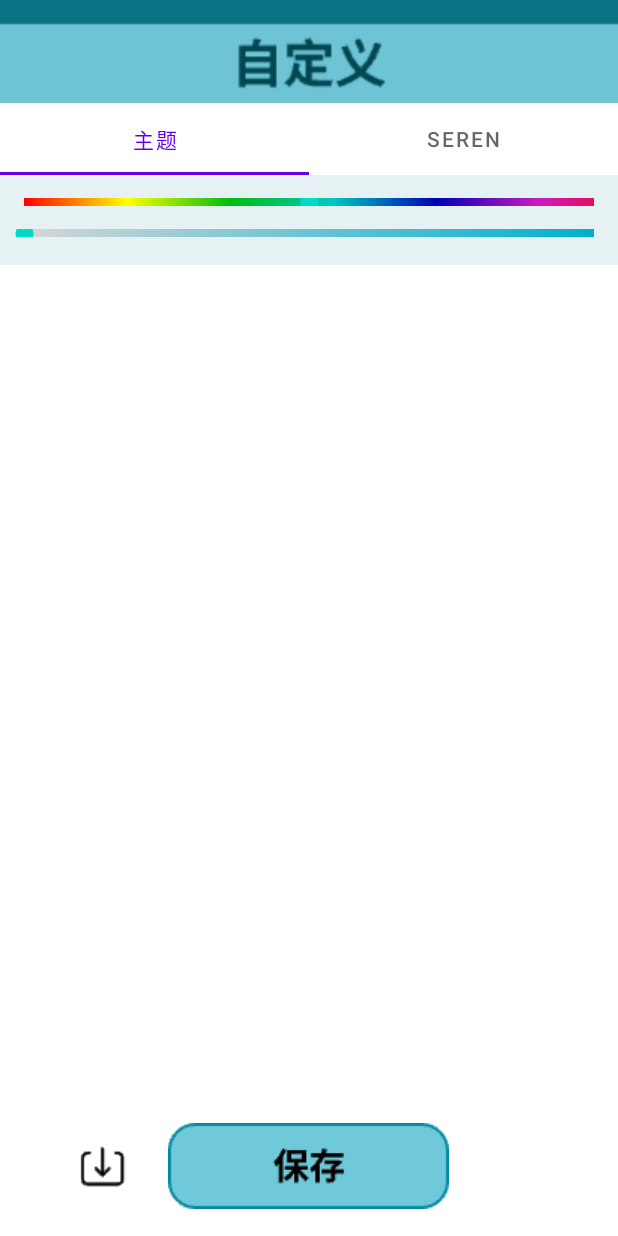
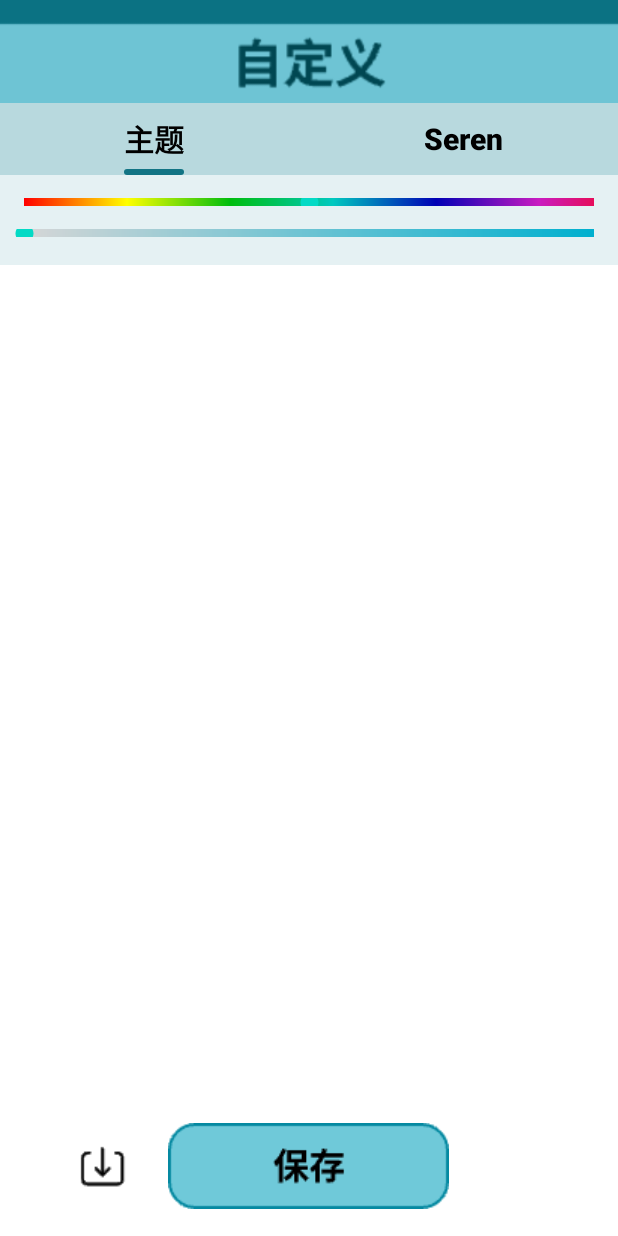
Before and after one commit to LIZICOW/SerenAI, an Android app: the DesignActivity screen opened directly, with no data from a screen before it, on a phone screen of 412 x 824 dp. Run offline under Robolectric (Android 15) with nearby library versions, the light colour scheme and no system bars.

Commit message:
样式修改

```diff
--- a/serenai/app/src/main/java/com/example/serenai/DesignActivity.java
+++ b/serenai/app/src/main/java/com/example/serenai/DesignActivity.java
@@ -44,7 +44,7 @@ public class DesignActivity extends AppCompatActivity {
         initViews();
         intiDatas();
         initEvents();
-
+        mTableLayout.setTabTextColors(Color.BLACK, Color.BLACK);
     }
 
     //监听我们选中的标签页是哪个
--- a/serenai/app/src/main/java/com/example/serenai/Design_Right.java
+++ b/serenai/app/src/main/java/com/example/serenai/Design_Right.java
@@ -14,28 +14,35 @@ import androidx.fragment.app.Fragment;
 
 public class Design_Right extends Fragment {
     private Button btn_test = null;
-    private int[] mImgIds;
-    private LinearLayout designRight;
+    private int[] mImgIds; // 存储图片资源的数组
+    private LinearLayout designRight; // 布局容器，用于显示图片
+
     @Nullable
     @Override
     public View onCreateView(@NonNull LayoutInflater inflater, @Nullable ViewGroup container, @Nullable Bundle savedInstanceState) {
         View view = inflater.inflate(R.layout.design_right, container, false);
 
+        // 查找布局容器
         LinearLayout designRight = view.findViewById(R.id.horizontalScrollViewItemContainer);
 
-        int[] mImgIds = { R.drawable.a, R.drawable.b, R.drawable.c,R.drawable.d,
-                R.drawable.e};
+        // 存储图片资源的数组
+        int[] mImgIds = { R.drawable.a, R.drawable.b, R.drawable.c, R.drawable.d,
+                R.drawable.e, R.drawable.e};
 
+        // 遍历图片资源数组，创建ImageView并添加到布局容器
         for (int mImgId : mImgIds) {
             ImageView newImg = new ImageView(getContext());
             newImg.setImageResource(mImgId);
+
+            // 设置ImageView的布局参数，包括大小和边距
             LinearLayout.LayoutParams params = new LinearLayout.LayoutParams(
                     ViewGroup.LayoutParams.WRAP_CONTENT,
                     ViewGroup.LayoutParams.WRAP_CONTENT);
-            params.setMargins(12, 0, 12, 0);
+            params.setMargins(-12, 20, -12, 20);
             newImg.setLayoutParams(params);
+
+            // 将ImageView添加到布局容器
             designRight.addView(newImg);
-
         }
         return  view;
     }
--- /dev/null
+++ b/serenai/app/src/main/res/drawable/tab_pane.xml
@@ -0,0 +1,8 @@
+<layer-list xmlns:android="http://schemas.android.com/apk/res/android">
+    <item>
+        <shape>
+            <corners android:radius="4dp" />
+            <size android:height="4dp" />
+        </shape>
+    </item>
+</layer-list>
--- a/serenai/app/src/main/res/layout/activity_design.xml
+++ b/serenai/app/src/main/res/layout/activity_design.xml
@@ -22,7 +22,12 @@
         android:layout_width="match_parent"
         android:layout_height="wrap_content"
         app:layout_constraintTop_toBottomOf="@id/design_title"
-        app:tabMode="fixed" />
+        android:background="#B8D9DE"
+        app:tabMode="fixed"
+        app:tabIndicatorFullWidth="false"
+        app:tabIndicator="@drawable/tab_pane"
+        app:tabIndicatorColor="#127484"
+        app:tabTextAppearance="@style/TabTextSize"/>
 
 
     <androidx.viewpager.widget.ViewPager
--- a/serenai/app/src/main/res/layout/activity_main.xml
+++ b/serenai/app/src/main/res/layout/activity_main.xml
@@ -125,6 +125,8 @@
                 android:max="100"
                 android:progress="50"
                 android:progressDrawable="@drawable/voice"
+                android:thumb="@null"
+                android:duplicateParentState="true"
                 android:rotation="270"
                 app:layout_constraintTop_toTopOf="parent"
                 app:layout_constraintStart_toStartOf="parent"
@@ -140,6 +142,8 @@
                 android:max="100"
                 android:progress="50"
                 android:progressDrawable="@drawable/light"
+                android:thumb="@null"
+                android:duplicateParentState="true"
                 android:rotation="270"
                 app:layout_constraintTop_toTopOf="parent"
                 app:layout_constraintStart_toStartOf="parent"
--- /dev/null
+++ b/serenai/app/src/main/res/values/styles.xml
@@ -0,0 +1,10 @@
+<?xml version="1.0" encoding="utf-8"?>
+<resources>
+    <!--tab标签页字体大小加粗样式-->
+    <style name="TabTextSize" parent="TextAppearance.AppCompat.Widget.ActionBar.Title.Inverse">
+        <item name="android:textSize">20sp</item>
+        <item name="android:textStyle">bold</item>
+    </style>
+
+
+</resources>
```
Also changed, not shown: serenai/app/src/main/res/drawable/thumb.xml (deleted, +0 -23 lines).
